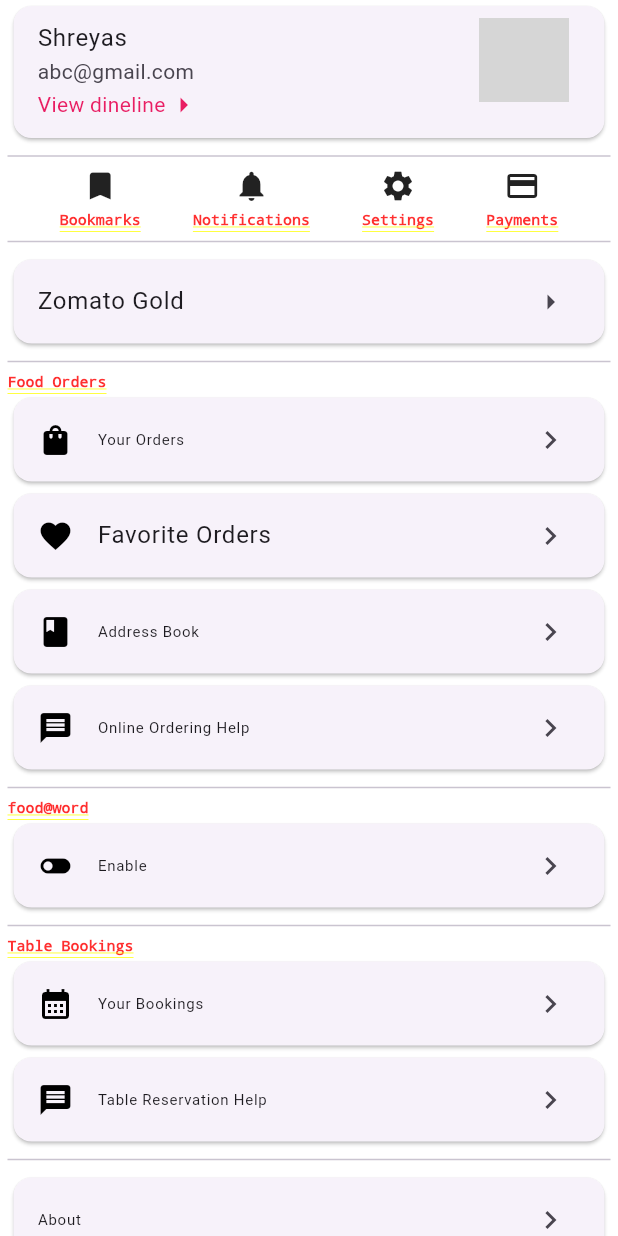
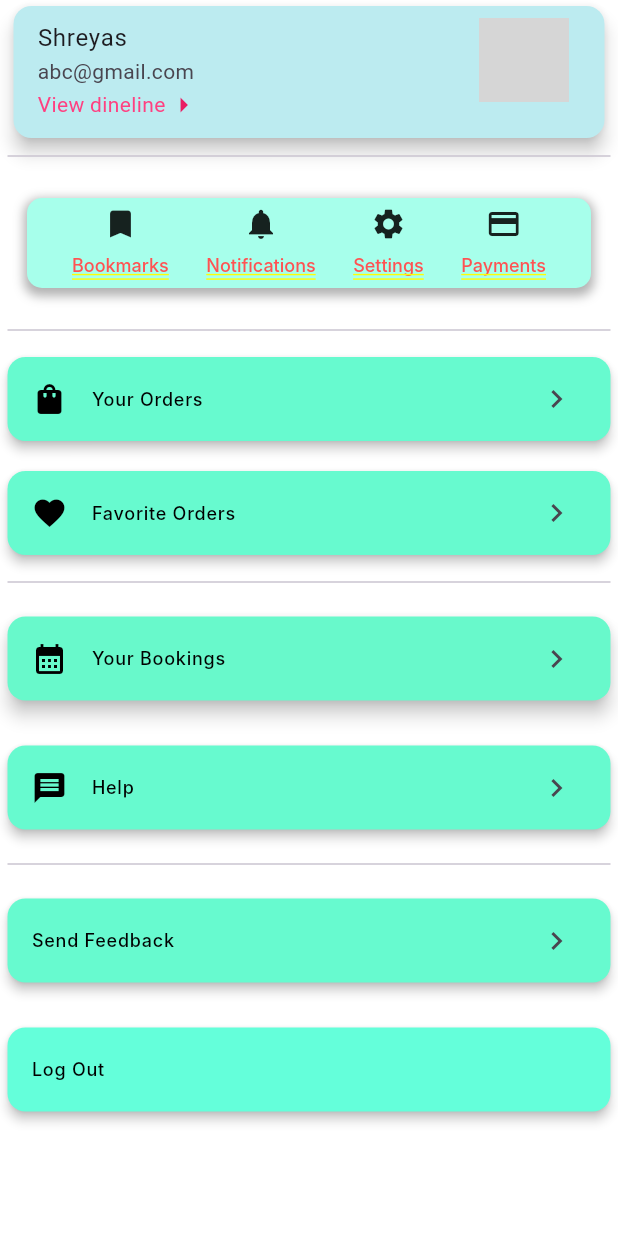
Before and after one commit to Nithin-47/queue_buster, a Flutter app: the Profile screen opened by its route, on a phone screen of 412 x 824 dp. Run offline on Flutter 3.47's test engine with Material 3 defaults, Android fonts, the phone set to English and light mode, and no system bars; our stand-ins replace flutter_spinkit, go_router, supabase_flutter; accounts and stored records are empty; network calls fail; Roboto replaces fonts that are missing (Inter); grey boxes are pictures that could not be loaded.

Commit message:
chor:Changes made in profile page

```diff
--- a/lib/pages/profile.dart
+++ b/lib/pages/profile.dart
@@ -1,6 +1,4 @@
 import 'package:flutter/material.dart';
-// import 'package:flutter_icons/flutter_icons.dart';
-
 
 class Profile extends StatefulWidget {
   @override
@@ -14,205 +12,306 @@ class _ProfileState extends State<Profile> {
       child: SingleChildScrollView(
         child: Container(
           color: Colors.white,
-          child: const Padding(
-            padding: EdgeInsets.symmetric(horizontal: 5),
+          child: Padding(
+            padding: const EdgeInsets.symmetric(horizontal: 5),
             child: Column(
               crossAxisAlignment: CrossAxisAlignment.start,
               children: <Widget>[
-                Card(
+                const Card(
+                  color: Color(0xFFbcebf0),
+                  elevation: 5,
                   child: ListTile(
-                    title: Text('Shreyas',style: TextStyle(
-
-                    ),),
+                    title: Text('Shreyas', style: TextStyle()),
                     subtitle: Column(
                       crossAxisAlignment: CrossAxisAlignment.start,
                       children: <Widget>[
                         Text('abc@gmail.com'),
                         Row(
                           children: <Widget>[
-                            Text('View dineline',style: TextStyle(
-                              color: Colors.pink,
-
-                            ),),
-                            Icon(Icons.arrow_right,color: Colors.pink,)
+                            Text(
+                              'View dineline',
+                              style: TextStyle(
+                                color: Colors.pinkAccent,
+                              ),
+                            ),
+                            Icon(Icons.arrow_right, color: Colors.pink)
                           ],
                         ),
                       ],
                     ),
                     isThreeLine: true,
-
                     trailing: CircleAvatar(
                       radius: 30.0,
-                      backgroundImage: NetworkImage('https://avatars1.githubusercontent.com/u/60895972?s=460&v=4'),
+                      backgroundImage: NetworkImage(
+                          'https://avatars1.githubusercontent.com/u/60895972?s=460&v=4'),
                     ),
                   ),
                 ),
-                Divider(),
-                Row(
+                const Divider(),
+                Container(
+                  height: 60,
+                  margin: const EdgeInsets.fromLTRB(13, 20, 13, 20),
+                  padding: const EdgeInsets.all(5),
+                  decoration: BoxDecoration(
+                    color: Colors.tealAccent[100],
+                    borderRadius: BorderRadius.circular(10),
+                    boxShadow: [
+                      BoxShadow(
+                        color: Colors.grey.withOpacity(0.8),
+                        spreadRadius: 2,
+                        blurRadius: 5,
+                        offset: const Offset(0, 3),
+                      ),
+                    ],
+                  ),
+                  child: const Row(
                     mainAxisAlignment: MainAxisAlignment.spaceEvenly,
                     children: <Widget>[
                       Column(
                         children: <Widget>[
                           Icon(Icons.bookmark),
-                        SizedBox(height: 5,),
-                        Text('Bookmarks',
+                          SizedBox(height: 8),
+                          Text(
+                            'Bookmarks',
                             style: TextStyle(
-                          fontSize: 10,
-                        ),)
+                              color: Colors.redAccent,
+                              fontFamily: 'Inter',
+                              fontSize: 12,
+                              fontWeight: FontWeight.w500,
+                              height: 1.23,
+                              overflow: TextOverflow.ellipsis,
+                            ),
+                          ),
                         ],
                       ),
                       Column(
                         children: <Widget>[
                           Icon(Icons.notifications),
-                        SizedBox(height: 5,),
-                        Text('Notifications',
+                          SizedBox(height: 8),
+                          Text(
+                            'Notifications',
                             style: TextStyle(
-                            fontSize: 10,
-                          ),)
+                              color: Colors.redAccent,
+                              fontFamily: 'Inter',
+                              fontSize: 12,
+                              fontWeight: FontWeight.w500,
+                              height: 1.23,
+                              overflow: TextOverflow.ellipsis,
+                            ),
+                          ),
                         ],
                       ),
                       Column(
                         children: <Widget>[
                           Icon(Icons.settings),
-                        SizedBox(height: 5,),
+                          SizedBox(height: 8),
                           Text('Settings',
                             style: TextStyle(
-                            fontSize: 10,
+                              color: Colors.redAccent,
+                              fontFamily: 'Inter',
+                              fontSize: 12,
+                              fontWeight: FontWeight.w500,
+                              height: 1.23, // Equivalent to lineHeight
+                              overflow: TextOverflow.ellipsis,
                             ),)
                         ],
                       ),
                       Column(
                         children: <Widget>[
                           Icon(Icons.payment),
-                        SizedBox(height: 5,),
+                          SizedBox(height: 8),
                           Text('Payments',
                             style: TextStyle(
-                            fontSize: 10,
+                              color: Colors.redAccent,
+                              fontFamily: 'Inter',
+                              fontSize: 12,
+                              fontWeight: FontWeight.w500,
+                              height: 1.23, // Equivalent to lineHeight
+                              overflow: TextOverflow.ellipsis,
                             ),)
                         ],
                       ),
                     ],
                   ),
-                Divider(),
-                Card(
+                ),
+                const Divider(),
+                // const Text(
+                //   'Food Orders',
+                //   style: TextStyle(
+                //     fontSize: 10,
+                //   ),
+                // ),
+                // Give all cards after "Food Orders" a green background and box shadow
+                const Card(
+                  color: Colors.tealAccent,
+                  elevation: 3,
+                  margin: EdgeInsets.symmetric(vertical: 10),
+                  surfaceTintColor: Colors.lightGreen,
                   child: ListTile(
-                    title: Text('Zomato Gold'),
-                    trailing: Icon(Icons.arrow_right),
+                    leading: Icon(Icons.shopping_bag, color: Colors.black),
+                    title: Text(
+                      'Your Orders',
+                      style: TextStyle(
+                        color: Colors.black,
+                        fontFamily: 'Inter',
+                        fontSize: 12,
+                        fontWeight: FontWeight.w500,
+                        height: 1.23, // Equivalent to lineHeight
+                        overflow: TextOverflow.ellipsis,
                       ),
                     ),
-                Divider(),
-                Text('Food Orders', style: TextStyle(
-                  fontSize: 10,
-                ),),
-                Card(
-                  child: ListTile(
-                    leading: Icon(Icons.shopping_bag,color: Colors.black,),
-                    title: Text('Your Orders', style: TextStyle(
-                      fontSize: 10,
-                    ),),
                     trailing: Icon(Icons.keyboard_arrow_right),
                   ),
                 ),
-                Card(
+                const Card(
+                  color: Colors.tealAccent,
+                  elevation: 3,
+                  margin: EdgeInsets.symmetric(vertical: 10),
+                  surfaceTintColor: Colors.lightGreen,
                   child: ListTile(
-                    leading: Icon(Icons.favorite,color: Colors.black,),
-                    title: Text('Favorite Orders'),
+                    leading: Icon(Icons.favorite, color: Colors.black),
+                    title: Text(
+                      'Favorite Orders',
+                      style: TextStyle(
+                        color: Colors.black,
+                        fontFamily: 'Inter',
+                        fontSize: 12,
+                        fontWeight: FontWeight.w500,
+                        height: 1.23, // Equivalent to lineHeight
+                        overflow: TextOverflow.ellipsis,
+                      ),
+                    ),
                     trailing: Icon(Icons.keyboard_arrow_right),
                   ),
                 ),
-                Card(
+                // const Card(
+                //   color: Colors.tealAccent,
+                //   elevation: 3,
+                //   surfaceTintColor: Colors.lightGreen,
+                //   child: ListTile(
+                //     leading: Icon(Icons.book, color: Colors.black),
+                //     title: Text(
+                //       'Address Book',
+                //       style: TextStyle(
+                //         color: Colors.black,
+                //         fontFamily: 'Inter',
+                //         fontSize: 12,
+                //         fontWeight: FontWeight.w500,
+                //         height: 1.23, // Equivalent to lineHeight
+                //         overflow: TextOverflow.ellipsis,
+                //       ),
+                //     ),
+                //     trailing: Icon(Icons.keyboard_arrow_right),
+                //   ),
+                // ),
+                // const Card(
+                //   color: Colors.tealAccent,
+                //   elevation: 3,
+                //   surfaceTintColor: Colors.lightGreen,
+                //   child: ListTile(
+                //     leading: Icon(Icons.message, color: Colors.black),
+                //     title: Text(
+                //       'Online Ordering Help',
+                //       style: TextStyle(
+                //         color: Colors.black,
+                //         fontFamily: 'Inter',
+                //         fontSize: 12,
+                //         fontWeight: FontWeight.w500,
+                //         height: 1.23, // Equivalent to lineHeight
+                //         overflow: TextOverflow.ellipsis,
+                //       ),
+                //     ),
+                //     trailing: Icon(Icons.keyboard_arrow_right),
+                //   ),
+                // ),
+                const Divider(),
+                // const Divider(),
+                // const Text(
+                //   'Table Bookings',
+                //   style: TextStyle(
+                //     fontSize: 10,
+                //   ),
+                // ),
+                const Card(
+                  color: Colors.tealAccent,
+                  elevation: 5,
+                  surfaceTintColor: Colors.lightGreen,
+                  margin: EdgeInsets.symmetric(vertical: 15),
                   child: ListTile(
-                    leading: Icon(Icons.book,color:Colors.black,),
-                    title: Text('Address Book', style: TextStyle(
-                      fontSize: 10,
-                    ),),
+                    leading: Icon(Icons.calendar_month, color: Colors.black),
+                    title: Text(
+                      'Your Bookings',
+                      style: TextStyle(
+                        color: Colors.black,
+                        fontFamily: 'Inter',
+                        fontSize: 12,
+                        fontWeight: FontWeight.w500,
+                        height: 1.23, // Equivalent to lineHeight
+                        overflow: TextOverflow.ellipsis,
+                      ),
+                    ),
                     trailing: Icon(Icons.keyboard_arrow_right),
                   ),
                 ),
-                Card(
+                const Card(
+                  color: Colors.tealAccent,
+                  elevation: 3,
+                  surfaceTintColor: Colors.lightGreen,
+                  margin: EdgeInsets.symmetric(vertical: 15),
                   child: ListTile(
-                    leading: Icon(Icons.message,color:Colors.black,),
-                    title: Text('Online Ordering Help', style: TextStyle(
-                      fontSize: 10,
-                    ),),
+                    leading: Icon(Icons.message, color: Colors.black),
+                    title: Text(
+                      'Help',
+                      style: TextStyle(
+                        color: Colors.black,
+                        fontFamily: 'Inter',
+                        fontSize: 12,
+                        fontWeight: FontWeight.w500,
+                        height: 1.23, // Equivalent to lineHeight
+                        overflow: TextOverflow.ellipsis,
+                      ),
+                    ),
                     trailing: Icon(Icons.keyboard_arrow_right),
                   ),
                 ),
-                Divider(),
-                Text('food@word', style: TextStyle(
-                  fontSize: 10,
-                ),),
-                Card(
+                const Divider(),
+                const Card(
+                  color: Colors.tealAccent,
+                  elevation: 3,
+                  surfaceTintColor: Colors.lightGreen,
+                  margin: EdgeInsets.symmetric(vertical: 15),
                   child: ListTile(
-                    leading: Icon(Icons.toggle_off,color: Colors.black),
-                    title: Text('Enable', style: TextStyle(
-                      fontSize: 10,
-                    ),),
+                    title: Text(
+                      'Send Feedback',
+                      style: TextStyle(
+                        color: Colors.black,
+                        fontFamily: 'Inter',
+                        fontSize: 12,
+                        fontWeight: FontWeight.w500,
+                        height: 1.23, // Equivalent to lineHeight
+                        overflow: TextOverflow.ellipsis,
+                      ),
+                    ),
                     trailing: Icon(Icons.keyboard_arrow_right),
                   ),
                 ),
-                Divider(),
-                Text('Table Bookings', style: TextStyle(
-                  fontSize: 10,
-                ),),
-                Card(
+                const Card(
+                  color: Colors.tealAccent,
+                  elevation: 3,
+                  surfaceTintColor: Colors.transparent,
+                  margin: EdgeInsets.symmetric(vertical: 15),
                   child: ListTile(
-                    leading: Icon(Icons.calendar_month,color: Colors.black,),
-                    title: Text('Your Bookings', style: TextStyle(
-                      fontSize: 10,
-                    ),),
-                    trailing: Icon(Icons.keyboard_arrow_right),
+                    title: Text(
+                      'Log Out',
+                      style: TextStyle(
+                        color: Colors.black,
+                        fontFamily: 'Inter',
+                        fontSize: 12,
+                        fontWeight: FontWeight.w500,
+                        height: 1.23, // Equivalent to lineHeight
+                        overflow: TextOverflow.ellipsis,
                       ),
                     ),
-                Card(
-                  child: ListTile(
-                    leading: Icon(Icons.message,color:Colors.black,),
-                    title: Text('Table Reservation Help', style: TextStyle(
-                      fontSize: 10,
-                    ),),
-                    trailing: Icon(Icons.keyboard_arrow_right),
-                  ),
-                ),
-                Divider(),
-                Card(
-                  child: ListTile(
-                    title: Text('About', style: TextStyle(
-                      fontSize: 10,
-                    ),),
-                    trailing: Icon(Icons.keyboard_arrow_right),
-                  ),
-                ),
-                Divider(),
-                Card(
-                  child: ListTile(
-                    title: Text('Send Feedback', style: TextStyle(
-                      fontSize: 10,
-                    ),),
-                    trailing: Icon(Icons.keyboard_arrow_right),
-                  ),
-                ),
-                Card(
-                  child: ListTile(
-                    title: Text('Report a Safety Emergency', style: TextStyle(
-                      fontSize: 10,
-                    ),),
-                    trailing: Icon(Icons.keyboard_arrow_right),
-                  ),
-                ),
-                Card(
-                  child: ListTile(
-                    title: Text('Rate us on the Play Store', style: TextStyle(
-                      fontSize: 10,
-                    ),),
-                    trailing: Icon(Icons.keyboard_arrow_right),
-                  ),
-                ),
-                Card(
-                  child: ListTile(
-                    title: Text('Log Out', style: TextStyle(
-                      fontSize: 10,
-                    ),),
-                    trailing: Icon(Icons.keyboard_arrow_right),
                   ),
                 ),
               ],
```
Lines whose indentation alone changed are shown as unchanged.
